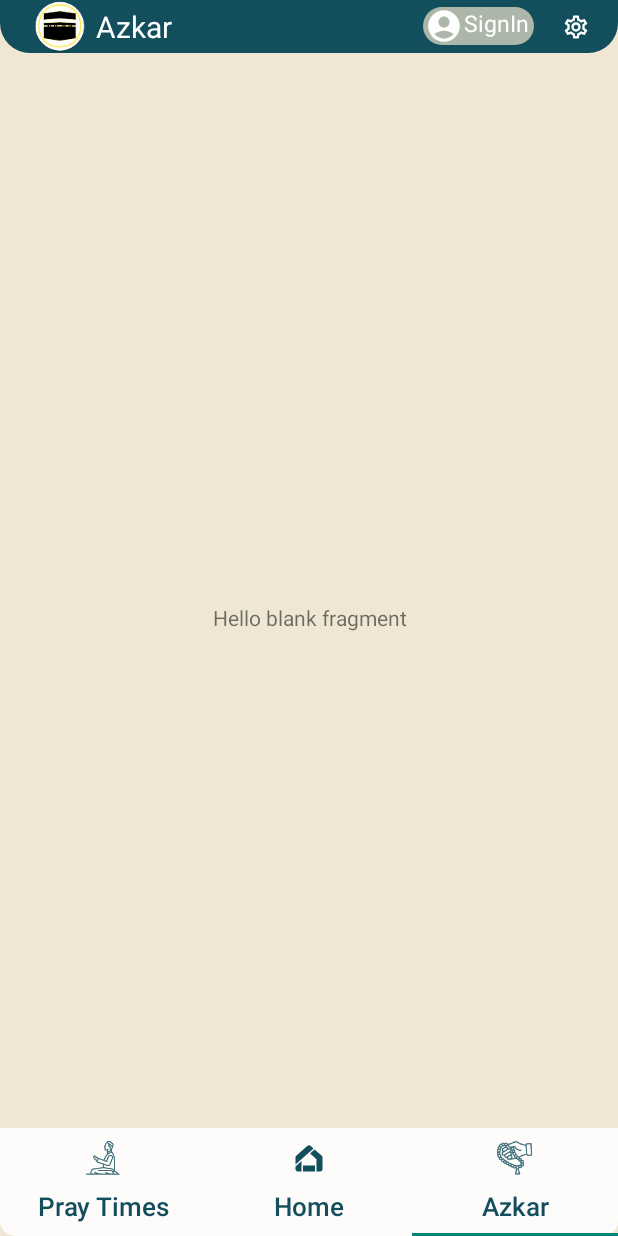
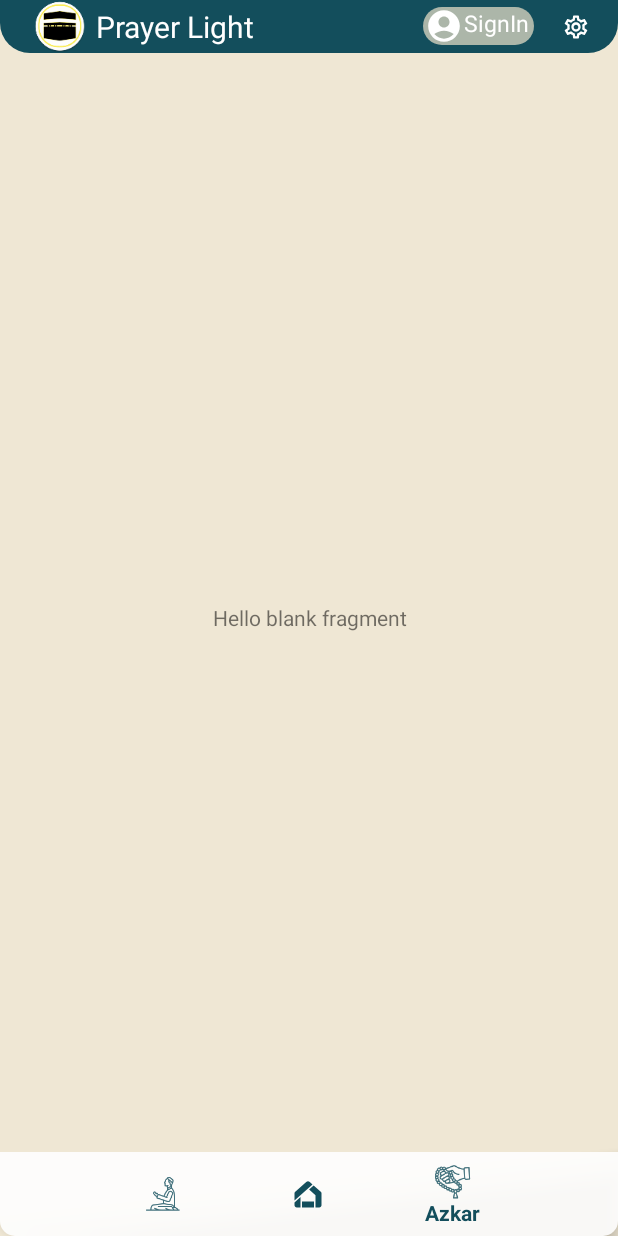
Before and after one commit to Ahmednasser21/PrayerLight, an Android app: the MainActivity screen opened directly, with no data from a screen before it, item 3 of the bottom bar chosen, on a phone screen of 412 x 824 dp. Run offline under Robolectric (Android 15) with nearby library versions, the light colour scheme and no system bars.

Commit message:
change tabLayout to navbar

```diff
--- a/app/src/main/java/com/demo1/prayerlight/LocationActivity.kt
+++ b/app/src/main/java/com/demo1/prayerlight/LocationActivity.kt
@@ -3,7 +3,8 @@ package com.demo1.prayerlight
 import android.Manifest
 import android.content.Intent
 import android.content.pm.PackageManager
-import android.location.Location
+import android.location.Address
+import android.location.Geocoder
 import android.os.Bundle
 import android.widget.Toast
 import androidx.appcompat.app.AppCompatActivity
@@ -15,8 +16,8 @@ import com.google.android.gms.location.LocationRequest
 import com.google.android.gms.location.LocationResult
 import com.google.android.gms.location.LocationServices
 import com.google.android.gms.location.Priority
+import java.util.Locale
 
-var location:Location? = null
 class LocationActivity : AppCompatActivity() {
     private lateinit var binding: ActivityLocationBinding
     private lateinit var fusedLocationProviderClient: FusedLocationProviderClient
@@ -51,15 +52,27 @@ class LocationActivity : AppCompatActivity() {
             override fun onLocationResult(locationResult: LocationResult) {
                 super.onLocationResult(locationResult)
                 val location = locationResult.lastLocation
+                val longitude = location?.longitude
+                val latitude = location?.latitude
             }
         }
 
-        location = Location("GPS")
 
 
         binding.location.setOnClickListener{
 
             startLocationUpdates()
+        }
+        val task = fusedLocationProviderClient.getCurrentLocation (locationRequest.priority, null)
+        task.addOnSuccessListener { location ->
+            if (location != null) {
+                val longitude = location.longitude
+                val latitude = location.latitude
+                val geocoder = Geocoder(this, Locale.getDefault())
+                val addresses: List<Address> = geocoder.getFromLocation(latitude, longitude, 1) as List<Address>
+                val placeName = addresses[0].getAddressLine(0)
+                binding.txt2.text = placeName.toString()
+            }
         }
     }
     override fun onResume () {
--- a/app/src/main/java/com/demo1/prayerlight/MainActivity.kt
+++ b/app/src/main/java/com/demo1/prayerlight/MainActivity.kt
@@ -5,10 +5,7 @@ import android.view.Menu
 import android.view.MenuItem
 import android.widget.Toast
 import androidx.appcompat.app.AppCompatActivity
-import androidx.core.content.ContextCompat
 import com.demo1.prayerlight.databinding.ActivityMainBinding
-import com.google.android.material.tabs.TabLayout
-import com.google.android.material.tabs.TabLayoutMediator
 
 
 class MainActivity : AppCompatActivity() {
@@ -18,59 +15,19 @@ class MainActivity : AppCompatActivity() {
         super.onCreate(savedInstanceState)
         binding = ActivityMainBinding.inflate(layoutInflater)
         setContentView(binding.root)
-
 //        =========== Handling Tab layout=================
         binding.viewerPager.adapter = PagerAdapter(this)
 
-        val tabLayoutMediator = TabLayoutMediator(binding.mainTabLayout,binding.viewerPager)
-            { tab, position ->
-                when (position) {
-                    0 -> {
-                        tab.icon = ContextCompat.getDrawable(
-                            this, R.drawable.ic_prayer
-                        )
-                        tab.text = ContextCompat.getString(this, R.string.pray)
-                    }
+        binding.bottomNavBar.setOnNavigationItemSelectedListener { item ->
+            when (item.itemId) {
+                R.id.pray -> binding.viewerPager.setCurrentItem(0, true)
+                R.id.home -> binding.viewerPager.setCurrentItem(1, true)
+                R.id.azkar -> binding.viewerPager.setCurrentItem(2, true)
+            }
+            true
+        }
+        binding.bottomNavBar.selectedItemId = R.id.home
 
-                    1 -> {
-                        tab.icon = ContextCompat.getDrawable(
-                            this, R.drawable.outline_home_app_logo_24
-                        )
-                        tab.text = ContextCompat.getString(this, R.string.home)
-                    }
-
-                    2 -> {
-                        tab.icon = ContextCompat.getDrawable(
-                            this, R.drawable.ic_prayer_beads
-                        )
-                        tab.text = ContextCompat.getString(this, R.string.azkar)
-
-                    }
-                }
-            }
-        tabLayoutMediator.attach()
-
-        binding.viewerPager.setCurrentItem(1,true)
-
-        binding.mainTabLayout.addOnTabSelectedListener (object : TabLayout.OnTabSelectedListener {
-            override fun onTabSelected (tab: TabLayout.Tab?) {
-
-                when (tab?.position) {
-                    0 -> supportActionBar?.title = "Prayer Times"
-                    2 -> supportActionBar?.title = "Azkar"
-                    1 -> supportActionBar?.title = "Prayer Light"
-                }
-            }
-
-            override fun onTabUnselected (tab: TabLayout.Tab?) {
-                if (tab?.position == 1) supportActionBar?.title = "Prayer Light"
-
-            }
-
-            override fun onTabReselected (tab: TabLayout.Tab?) {
-                if (tab?.position == 1) supportActionBar?.title = "Prayer Light"
-            }
-        })
 //        =========== End of handling Tab layout =================
 
 
--- a/app/src/main/res/layout/activity_main.xml
+++ b/app/src/main/res/layout/activity_main.xml
@@ -10,35 +10,14 @@
         android:layout_width="match_parent"
         android:layout_height="match_parent"
         android:id="@+id/viewer_pager"/>
-
-        <com.google.android.material.tabs.TabLayout
-            android:id="@+id/main_tabLayout"
-            android:layout_width="match_parent"
-            android:layout_height="wrap_content"
-            android:layout_gravity="bottom"
-            android:background="@drawable/main_back2"
-            app:tabMode="fixed"
-            style="@style/TabLayoutStyle">
-
-            <com.google.android.material.tabs.TabItem
-                android:layout_width="wrap_content"
-                android:layout_height="wrap_content"
-                android:text="@string/pray"
-                android:icon="@drawable/ic_prayer"  />
-
-            <com.google.android.material.tabs.TabItem
-                android:layout_width="wrap_content"
-                android:layout_height="wrap_content"
-                android:text="@string/home"
-
-                android:icon="@drawable/outline_home_app_logo_24"/>
-
-            <com.google.android.material.tabs.TabItem
-                android:layout_width="wrap_content"
-                android:layout_height="wrap_content"
-                android:text="@string/azkar"
-                android:icon="@drawable/ic_prayer_beads"/>
-
-    </com.google.android.material.tabs.TabLayout>
-
+    <com.google.android.material.bottomnavigation.BottomNavigationView
+        android:id="@+id/bottom_nav_bar"
+        android:layout_width="match_parent"
+        android:layout_height="wrap_content"
+        android:layout_gravity="bottom"
+        app:menu="@menu/bottom_nav_menu"
+        android:background="@drawable/main_back2"
+        app:itemIconTint="@color/second"
+        app:itemTextColor="@color/second"
+        app:labelVisibilityMode="selected"/>
 </FrameLayout>
--- /dev/null
+++ b/app/src/main/res/menu/bottom_nav_menu.xml
@@ -0,0 +1,14 @@
+<menu xmlns:android="http://schemas.android.com/apk/res/android">
+    <item
+        android:id="@+id/pray"
+        android:icon="@drawable/ic_prayer"
+        android:title="@string/pray" />
+    <item
+        android:id="@+id/home"
+        android:icon="@drawable/outline_home_app_logo_24"
+        android:title="@string/home"/>
+    <item
+        android:id="@+id/azkar"
+        android:icon="@drawable/ic_prayer_beads"
+        android:title="@string/azkar" />
+</menu>
--- a/app/src/main/res/values/themes.xml
+++ b/app/src/main/res/values/themes.xml
@@ -35,15 +35,4 @@
         <item name="android:textColor">@color/white</item>
     </style>
 
-<!--    ============== Tab layout style ========-->
-    <style name="TabLayoutStyle" parent="Widget.Design.TabLayout">
-        <item name="tabTextAppearance">@style/TabTextAppearance</item>
-        <item name="tabIconTint">@color/second</item>
-    </style>
-<!--    ============= Tab layout text style ========-->
-    <style name="TabTextAppearance" parent="TextAppearance.Design.Tab">
-        <item name="android:textColor">@color/second</item>
-        <item name="android:textSize">17sp</item>
-        <item name="textAllCaps">false</item>
-    </style>
 </resources>
```
Lines whose indentation alone changed are shown as unchanged.
